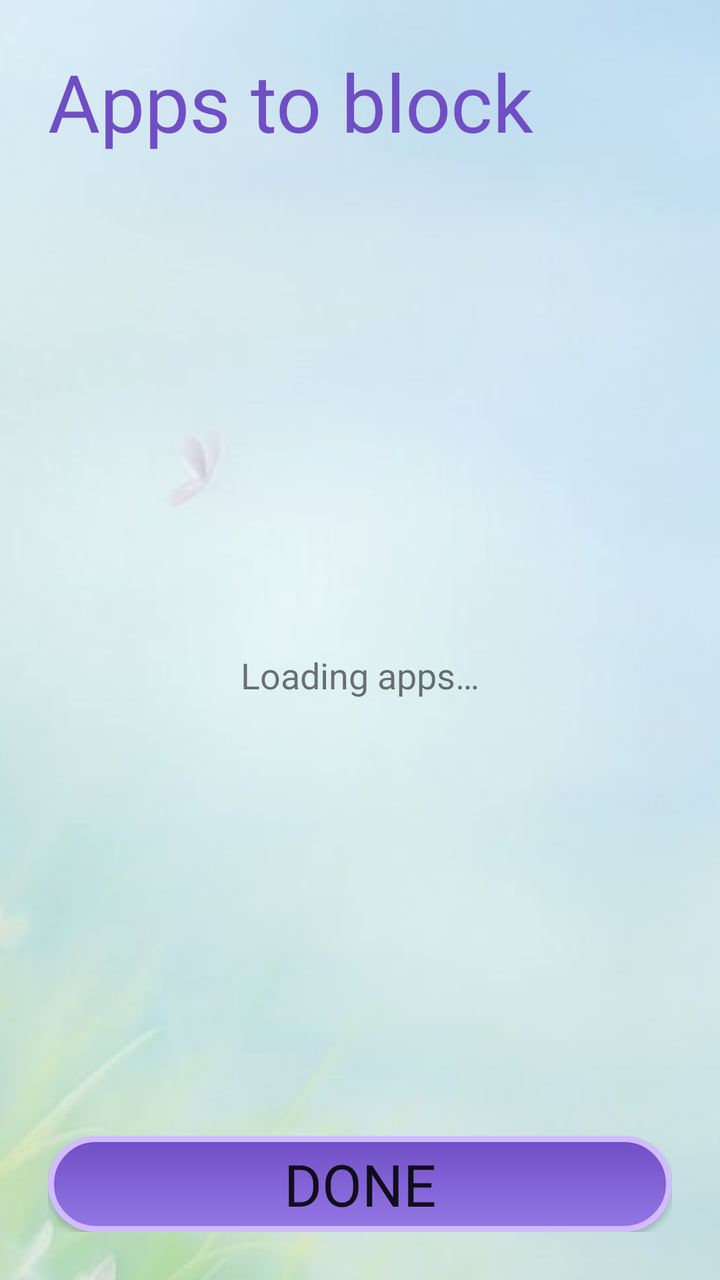
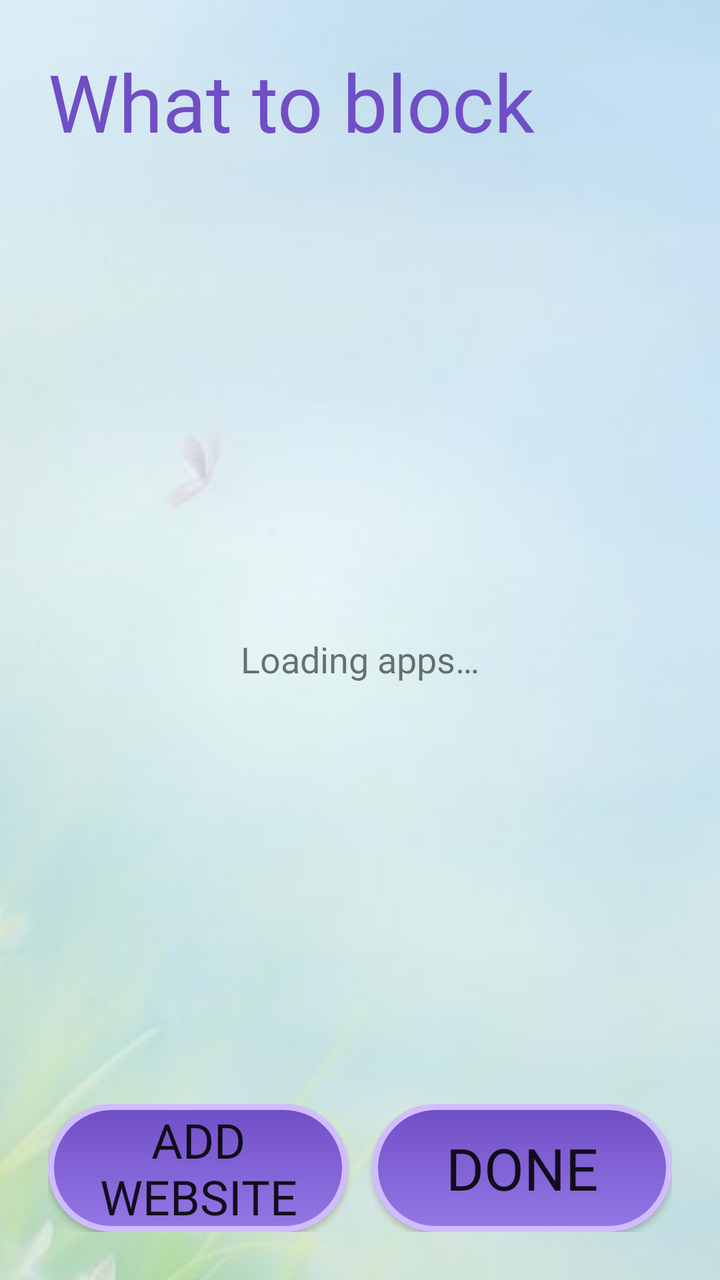

Two renders of the same Android screen: before a commit and after it. Below are the layout's source before the change and the commit's diff.
<!-- AndroidManifest.xml: application theme android:Theme.Material.Light.NoActionBar -->
<!-- res/layout/activity_app_picker.xml -->
<?xml version="1.0" encoding="utf-8"?>
<LinearLayout xmlns:android="http://schemas.android.com/apk/res/android"
    android:layout_width="match_parent"
    android:layout_height="match_parent"
    android:orientation="vertical"
    android:padding="24dp"
    android:background="@drawable/activity_background">

    <TextView
        android:layout_width="wrap_content"
        android:layout_height="wrap_content"
        android:fontFamily="@font/super_frog"
        android:text="Apps to block"
        android:textColor="@color/primary_dark"
        android:textSize="40sp" />

    <TextView
        android:id="@+id/tvCount"
        android:layout_width="match_parent"
        android:layout_height="wrap_content"
        android:paddingTop="8dp"
        android:paddingBottom="12dp"
        android:fontFamily="@font/super_frog"
        android:textSize="16sp" />

    <FrameLayout
        android:layout_width="match_parent"
        android:layout_height="0dp"
        android:layout_weight="1">

        <ListView
            android:id="@+id/lvApps"
            android:layout_width="match_parent"
            android:layout_height="match_parent" />

        <TextView
            android:id="@+id/tvEmpty"
            android:layout_width="match_parent"
            android:layout_height="match_parent"
            android:gravity="center"
            android:fontFamily="@font/super_frog"
            android:text="Loading apps…"
            android:textSize="18sp" />
    </FrameLayout>

    <Button
        android:id="@+id/btnDone"
        style="@style/BaseButtonStyle"
        android:layout_height="wrap_content"
        android:layout_marginTop="12dp"
        android:text="Done" />
</LinearLayout>
<!-- resources referenced by this layout -->
<resources>
  <color name="primary_dark">#704EC5</color>
  <!-- drawable activity_background (drawable) -->
  <?xml version="1.0" encoding="utf-8"?>
  <bitmap xmlns:android="http://schemas.android.com/apk/res/android"
      android:src="@drawable/background"
      android:gravity="center"
      android:tileMode="disabled" />
  <style name="BaseButtonStyle">
          <item name="android:layout_width">match_parent</item>
          <item name="android:layout_height">match_parent</item>
          <item name="android:background">@drawable/base_button_shape</item>
          <item name="android:fontFamily">@font/super_frog</item>
          <item name="android:gravity">center_vertical|center_horizontal</item>
  
          <item name="android:autoSizeTextType">uniform</item>
          <item name="android:autoSizeMinTextSize">14sp</item>
          <item name="android:autoSizeMaxTextSize">30sp</item>
          <item name="android:autoSizeStepGranularity">5sp</item>
      </style>
  <!-- drawable background: jpg bitmap (drawable, 65327 bytes) -->
  <!-- drawable base_button_shape (drawable) -->
  <shape xmlns:android="http://schemas.android.com/apk/res/android"
      android:shape="rectangle">
  
      <gradient
          android:angle="270"
          android:startColor="@color/primary_dark"
          android:endColor="@color/primary"
          android:type="linear" />
  
      <corners android:radius="50dp" />
  
      <stroke
          android:width="3dp"
          android:color="@color/accent" />
  
  </shape>
  <color name="primary">#9477E6</color>
  <color name="accent">#D0BCFF</color>
</resources>

<!-- the commit's change to res/layout/activity_app_picker.xml (unified diff, before → after) -->
@@ -10,7 +10,7 @@
         android:layout_width="wrap_content"
         android:layout_height="wrap_content"
         android:fontFamily="@font/super_frog"
-        android:text="Apps to block"
+        android:text="What to block"
         android:textColor="@color/primary_dark"
         android:textSize="40sp" />
 
@@ -43,10 +43,28 @@
             android:textSize="18sp" />
     </FrameLayout>
 
-    <Button
-        android:id="@+id/btnDone"
-        style="@style/BaseButtonStyle"
+    <LinearLayout
+        android:layout_width="match_parent"
         android:layout_height="wrap_content"
         android:layout_marginTop="12dp"
-        android:text="Done" />
+        android:orientation="horizontal">
+
+        <Button
+            android:id="@+id/btnAddSite"
+            style="@style/BaseButtonStyle"
+            android:layout_width="0dp"
+            android:layout_height="64dp"
+            android:layout_weight="1"
+            android:layout_marginEnd="6dp"
+            android:text="Add website" />
+
+        <Button
+            android:id="@+id/btnDone"
+            style="@style/BaseButtonStyle"
+            android:layout_width="0dp"
+            android:layout_height="64dp"
+            android:layout_weight="1"
+            android:layout_marginStart="6dp"
+            android:text="Done" />
+    </LinearLayout>
 </LinearLayout>
